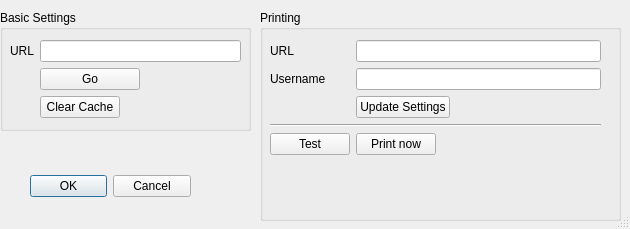
Above: optionsdialog.ui from jasonknight/salor-bin before the change. Below: the same form after it.
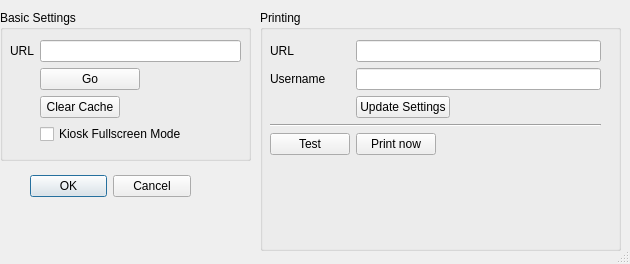
That is the form after the change.

Commit message: kiosk mode and generic button events

The edit to the form file:
```diff
--- a/optionsdialog.ui
+++ b/optionsdialog.ui
@@ -7,7 +7,7 @@
     <x>0</x>
     <y>0</y>
     <width>630</width>
-    <height>229</height>
+    <height>264</height>
    </rect>
   </property>
   <property name="windowTitle">
@@ -38,7 +38,7 @@
      <x>0</x>
      <y>10</y>
      <width>251</width>
-     <height>121</height>
+     <height>151</height>
     </rect>
    </property>
    <property name="minimumSize">
@@ -106,6 +106,13 @@
        </property>
       </widget>
      </item>
+     <item row="3" column="1">
+      <widget class="QCheckBox" name="kioskCheckBox">
+       <property name="text">
+        <string>Kiosk Fullscreen Mode</string>
+       </property>
+      </widget>
+     </item>
     </layout>
    </widget>
   </widget>
@@ -115,7 +122,7 @@
      <x>260</x>
      <y>10</y>
      <width>361</width>
-     <height>211</height>
+     <height>241</height>
     </rect>
    </property>
    <property name="title">
@@ -127,7 +134,7 @@
       <x>10</x>
       <y>30</y>
       <width>331</width>
-      <height>171</height>
+      <height>211</height>
      </rect>
     </property>
     <layout class="QFormLayout" name="formLayout">
```
The commit also changes 9 other files.
